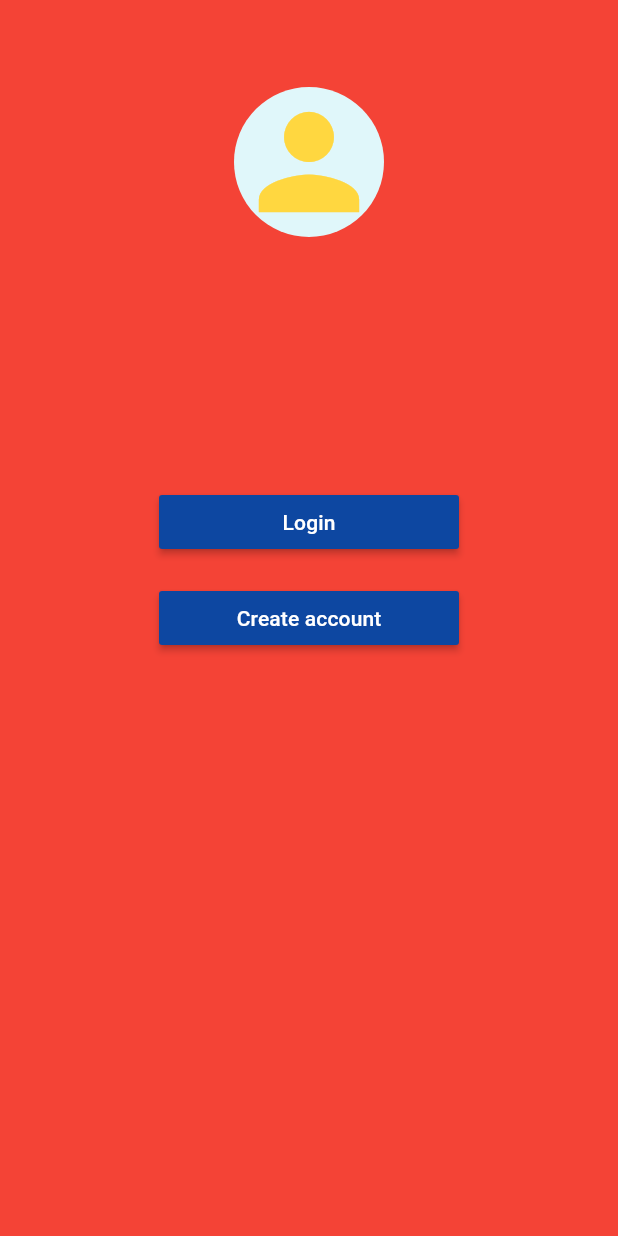
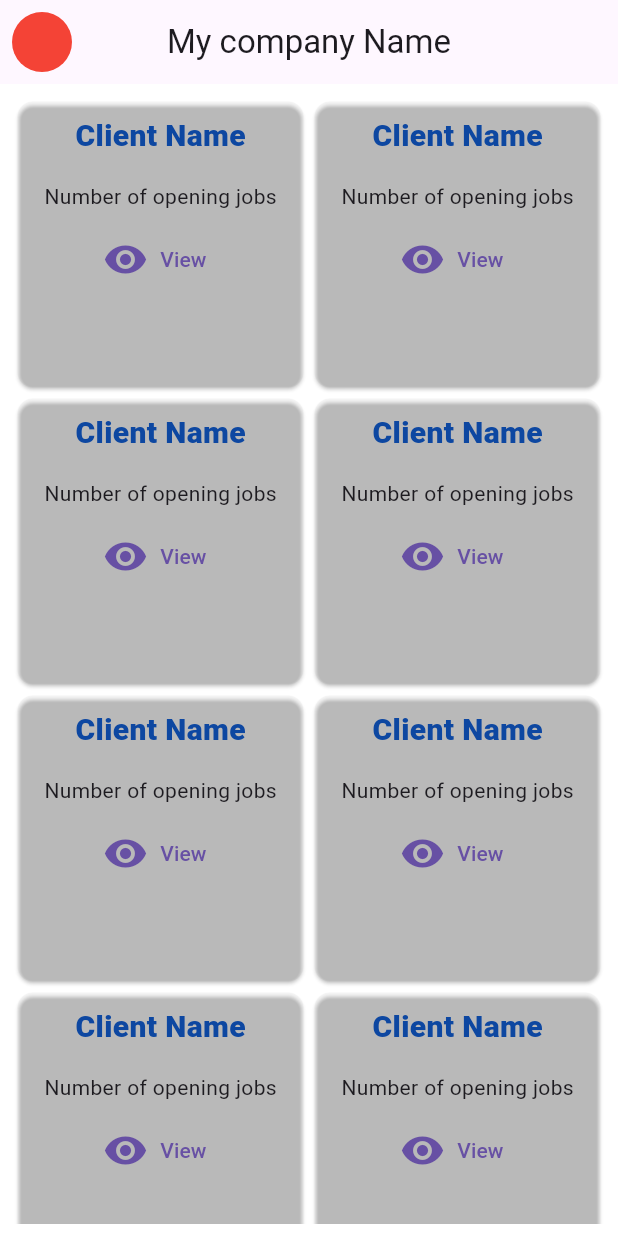
Before and after one commit to sawadogo78/webscrapingflutter, a Flutter app: the screen it shows after launch, after a tap on "Login", on a phone screen of 412 x 824 dp. Run offline on Flutter 3.47's test engine with Material 2 defaults, Android fonts, the light colour scheme and no system bars; network calls fail.

Commit message:
Flutter web scraping, Indeed Jobs

```diff
--- a/lib/main.dart
+++ b/lib/main.dart
@@ -1,5 +1,7 @@
 import 'package:flutter/material.dart';
+import 'package:flutterwebscraping/providers/provider.dart';
 import 'package:flutterwebscraping/screens/homePage.dart';
+import 'package:provider/provider.dart';
 
 /// Ce projet consiste à faire un monitoring des emplois publiés par les partenaires d'une entreprises
 /// afin d'augmenter la performance commerciale de la société.
@@ -21,7 +23,9 @@ class MyApp extends StatelessWidget {
   // This widget is the root of your application.
   @override
   Widget build(BuildContext context) {
-    return MaterialApp(
+    return ChangeNotifierProvider(
+      create: (context) => IndeedJobsProvider(),
+      child: MaterialApp(
         debugShowCheckedModeBanner: false,
         title: 'Flutter Demo',
         theme: ThemeData(
@@ -29,10 +33,11 @@ class MyApp extends StatelessWidget {
             size: 100,
             color: Colors.amberAccent,
           ),
-        scaffoldBackgroundColor: Colors.red,
+          scaffoldBackgroundColor: Colors.white,
           useMaterial3: true,
         ),
         home: HomePage(),
+      ),
     );
   }
 }
--- a/lib/models/models.dart
+++ b/lib/models/models.dart
@@ -46,3 +46,23 @@ class Job {
     };
   }
 }
+
+class JobsIndeed {
+  final String jobtitle;
+  final String companyName;
+  final String location;
+
+  JobsIndeed({
+    required this.jobtitle,
+    required this.companyName,
+    required this.location,
+  });
+
+  factory JobsIndeed.fromJson(Map<String, dynamic> json) {
+    return JobsIndeed(
+      jobtitle: json['jobtitle'],
+      companyName: json['companyName'],
+      location: json['location'],
+    );
+  }
+}
--- a/lib/providers/provider.dart
+++ b/lib/providers/provider.dart
@@ -0,0 +1,19 @@
+import 'package:flutter/material.dart';
+import 'package:flutterwebscraping/models/models.dart';
+
+import 'package:flutterwebscraping/services/webScraping.dart';
+
+class IndeedJobsProvider with ChangeNotifier {
+  final IndeedJobsService _indeedService = IndeedJobsService();
+  List<JobsIndeed> _indeedJobs = [];
+
+  List<JobsIndeed> get jobs => _indeedJobs;
+  Future<void> fetchIndeedJobs() async {
+    try {
+      _indeedJobs = await _indeedService.fetchIndeed();
+      notifyListeners();
+    } catch (e) {
+      throw Exception("Error fetching jobs: $e");
+    }
+  }
+}
--- /dev/null
+++ b/lib/screens/firstafter_login.dart
@@ -0,0 +1,74 @@
+import 'package:flutter/material.dart';
+import 'package:flutterwebscraping/screens/jobspage.dart';
+
+class Dashboard1 extends StatelessWidget {
+  const Dashboard1({super.key});
+
+  @override
+  Widget build(BuildContext context) {
+    return Scaffold(
+      appBar: AppBar(
+        centerTitle: true,
+        title: Text('My company Name'),
+        leading: Padding(
+          padding: const EdgeInsets.all(8.0),
+          child: CircleAvatar(
+            radius: 100,
+            backgroundColor: Colors.red,
+          ),
+        ),
+      ),
+      body: Center(
+          child: Padding(
+        padding: const EdgeInsets.all(8.0),
+        child: GridView.builder(
+          itemCount: 19,
+          gridDelegate:
+              SliverGridDelegateWithFixedCrossAxisCount(crossAxisCount: 2),
+          itemBuilder: (context, index) {
+            return SizedBox(
+              height: 70,
+              width: 150,
+              child: Card(
+                shape: RoundedRectangleBorder(
+                  borderRadius: BorderRadius.circular(10),
+                ),
+                color: Colors.transparent,
+                child: SingleChildScrollView(
+                  child: Column(
+                    children: [
+                      Padding(
+                        padding: const EdgeInsets.all(8.0),
+                        child: Text(
+                          'Client Name',
+                          style: TextStyle(
+                              color: Colors.blue.shade900,
+                              fontSize: 20,
+                              fontWeight: FontWeight.w900),
+                        ),
+                      ),
+                      Padding(
+                        padding: const EdgeInsets.all(8.0),
+                        child: Center(child: Text("Number of opening jobs")),
+                      ),
+                      TextButton.icon(
+                          onPressed: () {
+                            Navigator.push(context, MaterialPageRoute(
+                              builder: (context) {
+                                return JobsPage();
+                              },
+                            ));
+                          },
+                          icon: Icon(Icons.remove_red_eye, size: 30),
+                          label: Text('View '))
+                    ],
+                  ),
+                ),
+              ),
+            );
+          },
+        ),
+      )),
+    );
+  }
+}
--- a/lib/screens/homePage.dart
+++ b/lib/screens/homePage.dart
@@ -1,8 +1,7 @@
 import 'package:flutter/material.dart';
+import 'package:flutterwebscraping/screens/firstafter_login.dart';
 
 class HomePage extends StatelessWidget {
-  const HomePage({super.key});
-
   @override
   Widget build(BuildContext context) {
     return Scaffold(
@@ -31,7 +30,13 @@ class HomePage extends StatelessWidget {
                   textColor: Colors.white,
                   color: Colors.blue[900],
                   elevation: 2,
-                  onPressed: () {},
+                  onPressed: () {
+                    Navigator.push(context, MaterialPageRoute(
+                      builder: (context) {
+                        return Dashboard1();
+                      },
+                    ));
+                  },
                   child: Text('Login'),
                 ),
               ),
```
Also changed, not shown: lib/screens/jobspage.dart (added, +44 -0 lines), lib/services/webScraping.dart (+33 -0 lines), pubspec.yaml (+6 -3 lines), assets/logo.jpg (added), pubspec.lock, 1 other file. Lines whose indentation alone changed are shown as unchanged.
